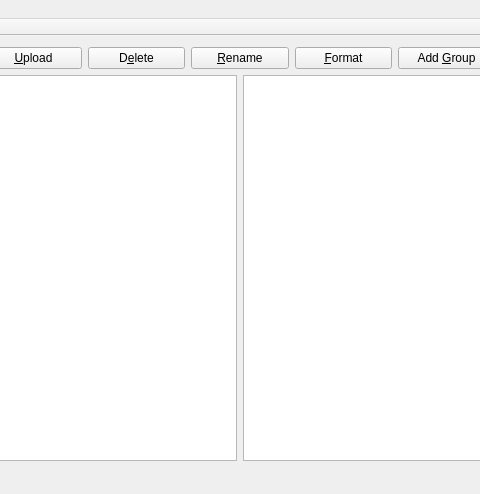
Qt form QHiMDTransfer/qhimdmainwindow.ui (linux-minidisc/linux-minidisc) before a commit; both pictures show x 129 to 609 and y 0 to 494 of the 738 by 494 pixel window.
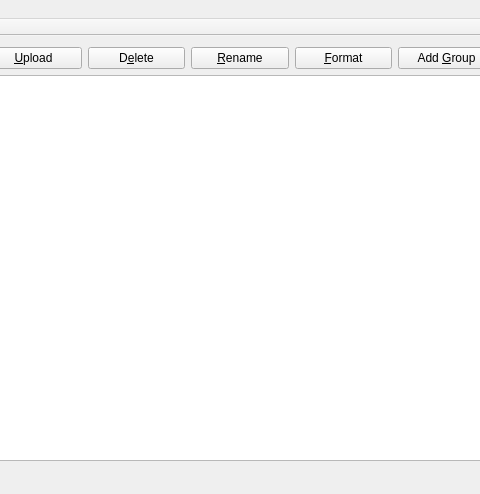
The same form after that commit. Icons and pictures are not drawn.

Commit message: - Alot of code clean-up - Implemented dialog to select files for download - Implemented dialog to select folder for upload - Implemented format dialog (which won't be functional too soon) - Remove ListView for file-browsing; we will only display the   MD-contents with a tree-view - Connected signal and slots for menu-items

```diff
--- a/QHiMDTransfer/qhimdmainwindow.ui
+++ b/QHiMDTransfer/qhimdmainwindow.ui
@@ -105,10 +105,7 @@
     <item>
      <layout class="QHBoxLayout" name="horizontalLayout_2">
       <item>
-       <widget class="QListWidget" name="listWidget"/>
-      </item>
-      <item>
-       <widget class="QListWidget" name="TrackList"/>
+       <widget class="QTreeView" name="TrackList"/>
       </item>
      </layout>
     </item>
```
Left out of the diff: 169 changed lines with no effect on the pictures. The commit also changes 8 other files.
